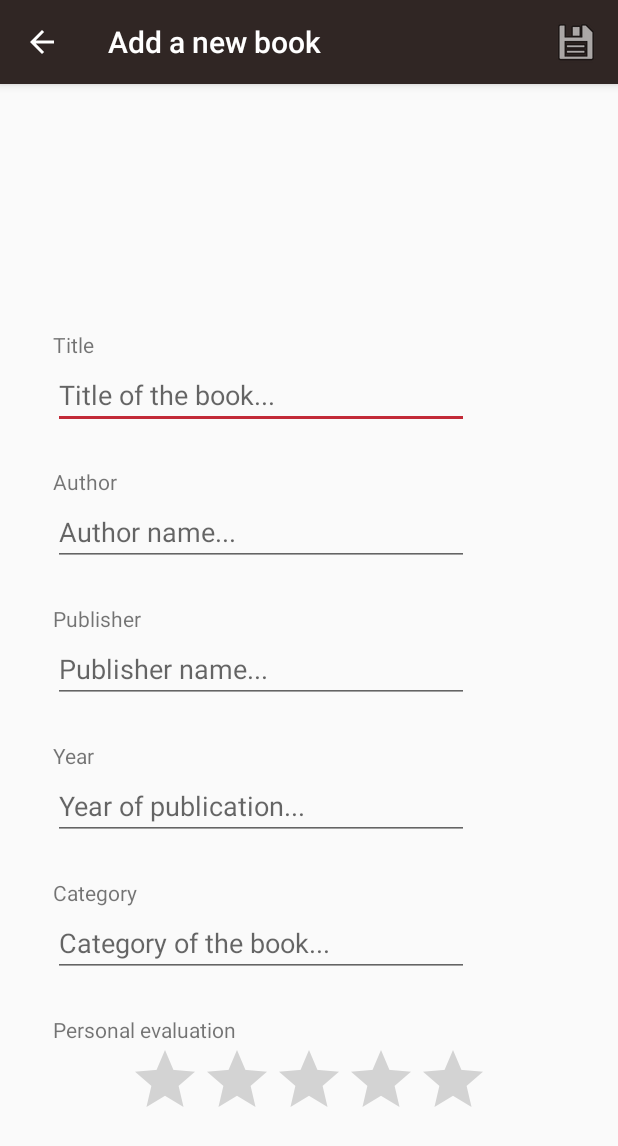
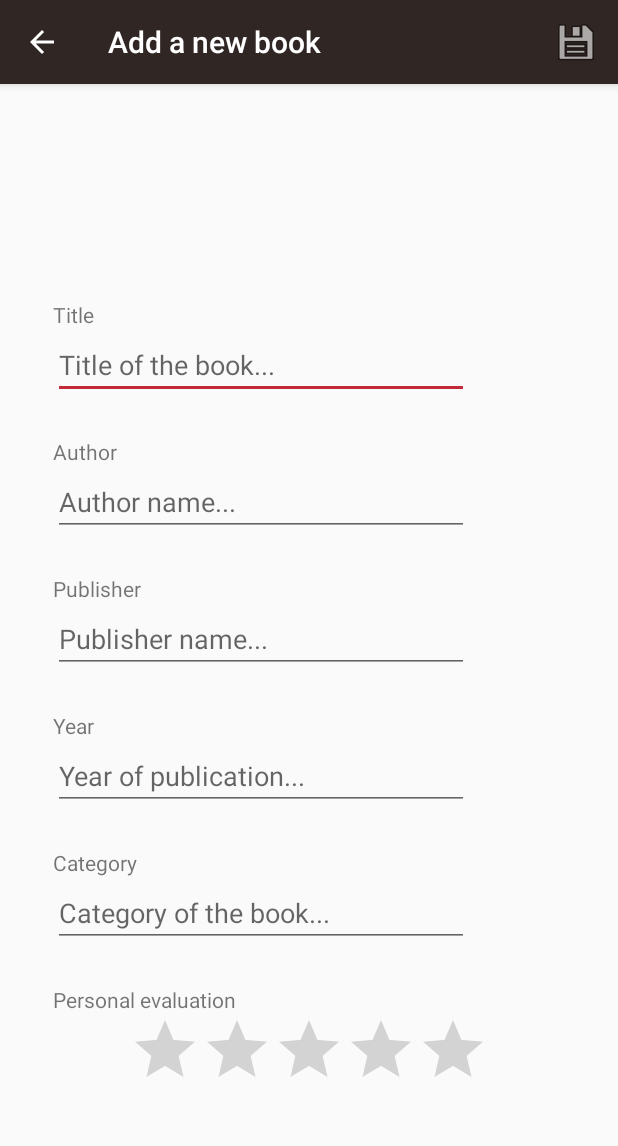
Before and after one commit to gonzalorecio/MyBookDatabase, an Android app: the MainActivity screen opened directly, with no data from a screen before it, after a tap on an icon or button, on a phone screen of 412 x 824 dp. Shown: the top 1146 px of the screen. Run offline under Robolectric (Android 15) with nearby library versions, the phone set to English and light mode, and no system bars.

Commit message:
Ordenacio amb minuscules fixed

```diff
--- a/app/src/main/java/com/example/pr_idi/mydatabaseexample/BookData.java
+++ b/app/src/main/java/com/example/pr_idi/mydatabaseexample/BookData.java
@@ -156,7 +156,7 @@ public class BookData implements Serializable{
         Collections.sort(books, new Comparator<Book>() {
             @Override
             public int compare(Book b1, Book b2) {
-                return b1.getCategory().compareTo(b2.getCategory());
+                return b1.getCategory().toUpperCase().compareTo(b2.getCategory().toUpperCase());
             }
         });
         System.out.println("BOOKS: " + books);
@@ -181,7 +181,7 @@ public class BookData implements Serializable{
         Collections.sort(books, new Comparator<Book>() {
             @Override
             public int compare(Book b1, Book b2) {
-                return b1.getTitle().compareTo(b2.getTitle());
+                return b1.getTitle().toUpperCase().compareTo(b2.getTitle().toUpperCase());
             }
         });
         System.out.println("BOOKS ordered by title: " + books);
--- a/app/src/main/res/layout/add_view.xml
+++ b/app/src/main/res/layout/add_view.xml
@@ -16,7 +16,8 @@
             android:layout_width="match_parent"
             android:layout_height="match_parent"
             android:orientation="vertical"
-            android:layout_margin="35dp">
+            android:layout_margin="35dp"
+            android:paddingBottom="20dp">
 
 
             <TextView
```
Also changed, not shown: 1 other file.
